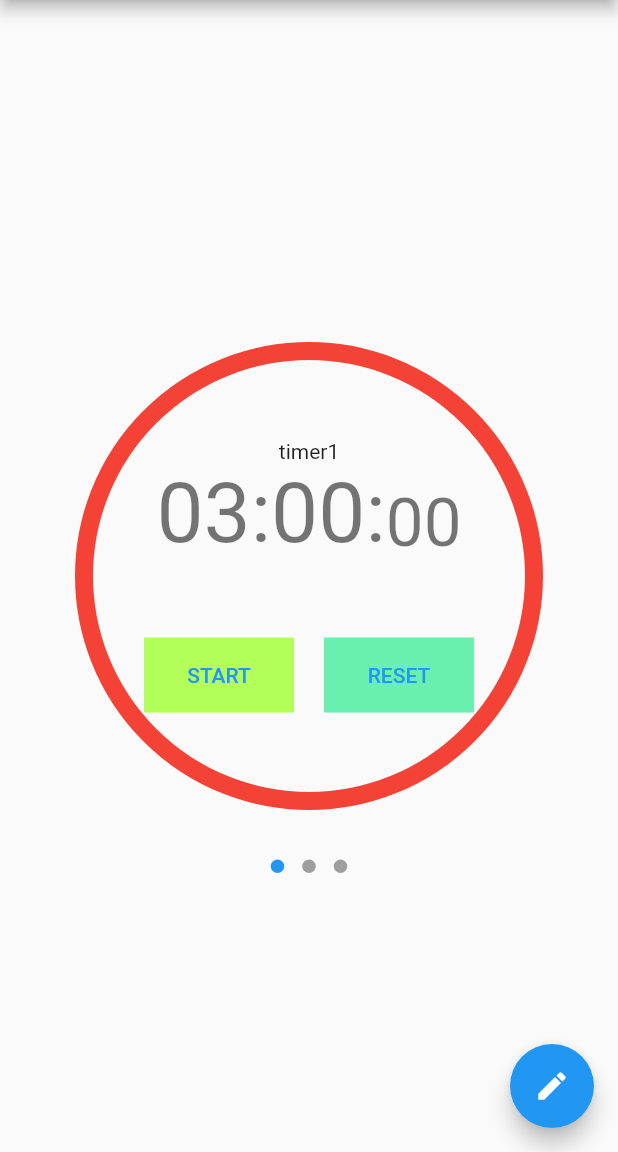
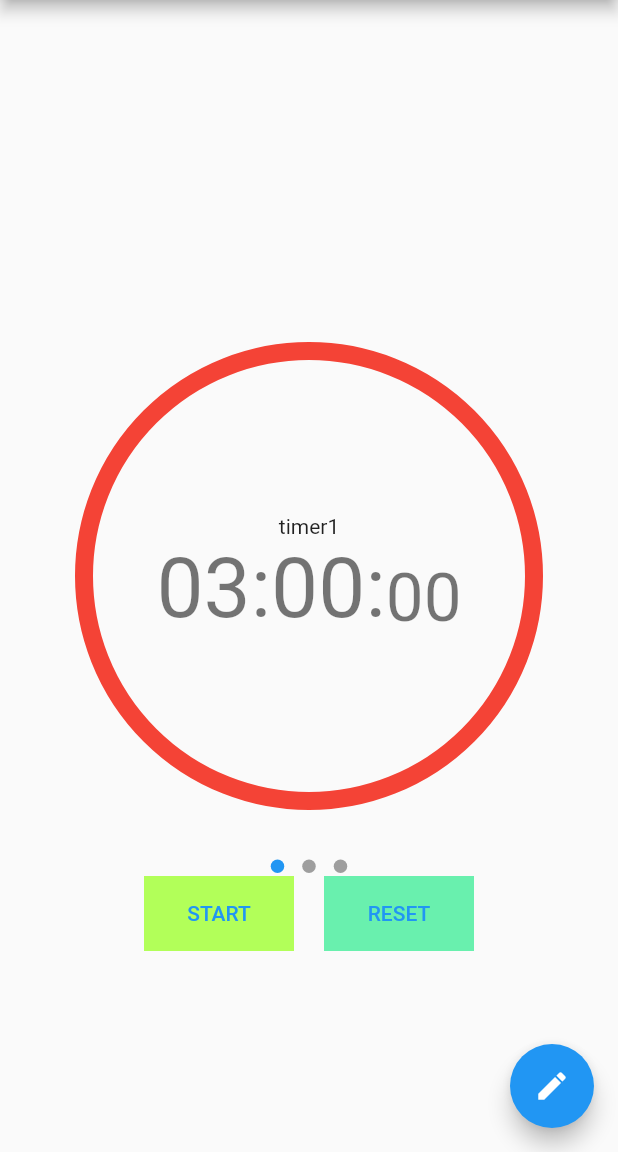
Before and after one commit to akahigeg/flutter_clock, a Flutter app: the screen it shows after launch, on a phone screen of 412 x 824 dp, the part 84-1236 px from its top. Run offline on Flutter 3.47's test engine with Material 2 defaults, Android fonts, the phone set to English and light mode, and no system bars; drawn by our look-alikes of dots_indicator; our stand-ins replace shared_preferences.

Commit message:
ボタンの表示位置を調整

```diff
--- a/lib/timer_view.dart
+++ b/lib/timer_view.dart
@@ -119,14 +119,15 @@ class TimerWidget extends StatelessWidget {
       return Stack(
         alignment: AlignmentDirectional.center,
         children: [
+          // サークルインジケーター
           Container(child: timer.inEdit ? CircleIndicatorForEdit() : CircleIndicator(), margin: EdgeInsets.fromLTRB(0, 0, 0, 0)),
+          // タイマー表示
           Column(mainAxisAlignment: MainAxisAlignment.center, children: <Widget>[
-            Column(children: [
-              Text(Provider.of<TimerModel>(context, listen: false).timerId),
-              timer.inEdit ? DisplayEdit() : Display(),
-              timer.inEdit ? InEditButtons() : ControlButtons(),
-            ])
-          ])
+            Text(Provider.of<TimerModel>(context, listen: false).timerId),
+            timer.inEdit ? DisplayEdit() : Display(),
+          ]),
+          // ボタン
+          Container(child: timer.inEdit ? InEditButtons() : ControlButtons(), margin: EdgeInsets.fromLTRB(0, 400, 0, 0))
         ],
       );
     });
--- a/lib/view/timer/edit.dart
+++ b/lib/view/timer/edit.dart
@@ -86,7 +86,7 @@ class InEditButtons extends StatelessWidget {
               Container(
                 width: 100,
                 height: 50,
-                margin: EdgeInsets.only(left: 10.0),
+                margin: EdgeInsets.only(right: 10.0),
                 color: Colors.greenAccent,
                 child: TextButton(child: Text('DONE'), onPressed: timer.finishEdit),
               ),
```
